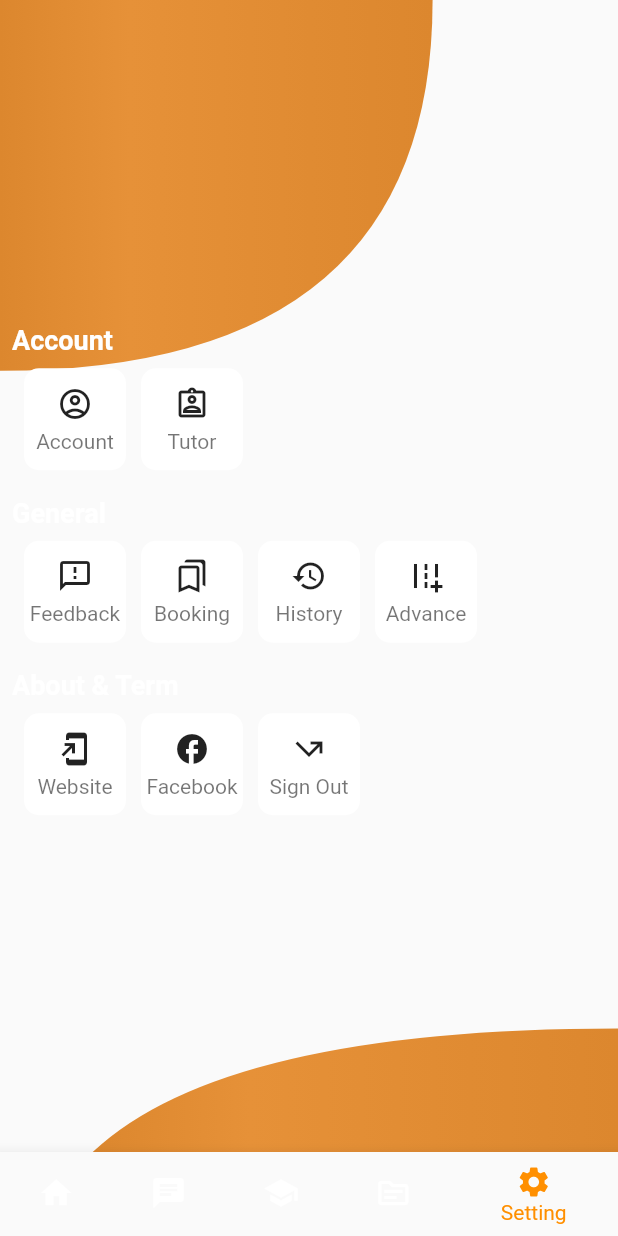
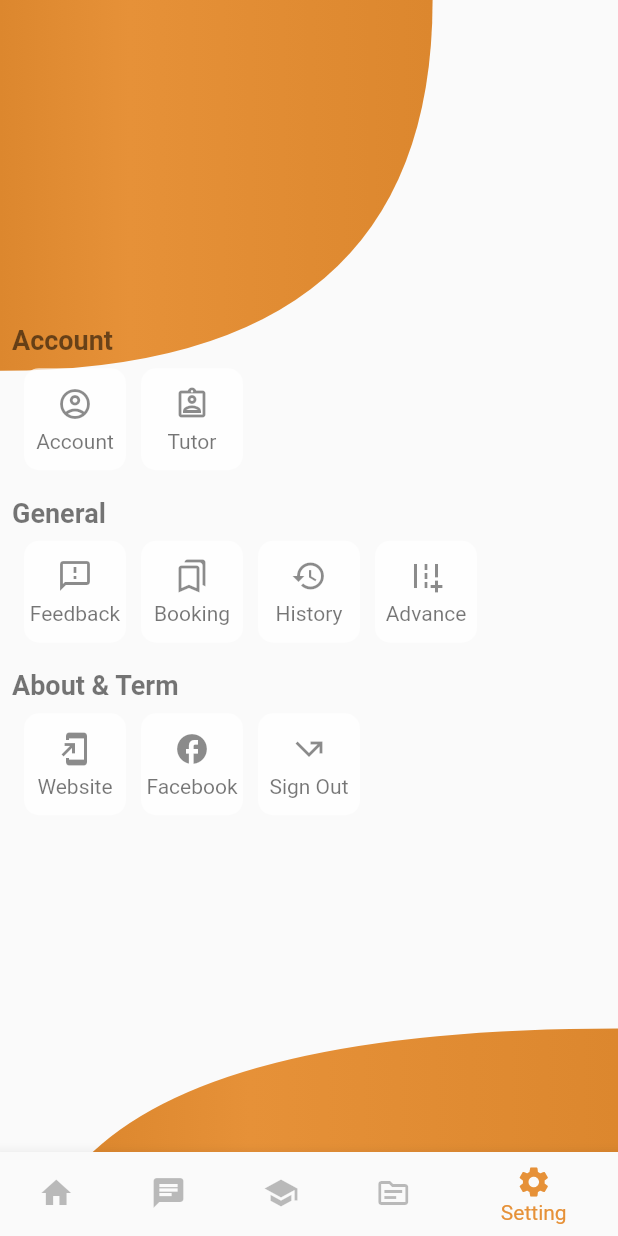
Before and after one commit to phamvmnhut/lettutor, a Flutter app: the HomeUI screen opened by its route, item 5 of the bottom bar chosen, on a phone screen of 412 x 824 dp. Run offline on Flutter 3.47's test engine with Material 2 defaults, Android fonts, the phone set to English and light mode, and no system bars; our stand-ins replace expandable, flutter_rating_bar, flutter_svg, get, get_storage, keyboard_dismisser and 3 more; accounts and stored records are empty; network calls fail; statements that could not run were skipped.

Commit message:
update theme color

```diff
--- a/lib/constants/app_theme.dart
+++ b/lib/constants/app_theme.dart
@@ -15,12 +15,11 @@ final ThemeData themeData = ThemeData.light().copyWith(
   brightness: Brightness.light,
   primaryColorBrightness: Brightness.light,
   accentColorBrightness: Brightness.light,
-  cardColor: Colors.white,
+  cardColor: Colors.white70,
   buttonColor: Colors.white70,
-  disabledColor: Colors.white30,
+  disabledColor: Colors.black26,
   backgroundColor: Colors.white54,
   indicatorColor: AppColors.mainColor[800],
-
   textTheme: TextTheme(
     headline1: TextStyle(),
     headline2: TextStyle(fontSize: 22),
@@ -39,24 +38,28 @@ final ThemeData themeData = ThemeData.light().copyWith(
       fontSize: 20,
       fontWeight: FontWeight.bold,
     ),
-    button: TextStyle(color: Colors.white, fontSize: 16),
+    button: TextStyle(color: Colors.white70, fontSize: 16),
     // normal
     bodyText2: TextStyle(
       // small button
       color: Colors.white70,
       fontSize: 14,
     ),
+  ).apply(
+    bodyColor: Colors.black87,
+    displayColor: Colors.black54,
   ),
   elevatedButtonTheme: ElevatedButtonThemeData(
     style: ElevatedButton.styleFrom(
-      primary: AppColors.mainColor[500],
-      elevation: 0.0,
+      primary: AppColors.mainColor[600],
       shape: const RoundedRectangleBorder(
         borderRadius: BorderRadius.all(Radius.circular(15)),
       ),
-      shadowColor: AppColors.mainColor[700],
       textStyle: TextStyle(fontSize: 14),
     ),
+  ),
+  iconTheme: IconThemeData(
+    color: Colors.black45
   ),
 );
 
@@ -70,7 +73,7 @@ final ThemeData themeDataDark = ThemeData.dark().copyWith(
   brightness: Brightness.dark,
   primaryColorBrightness: Brightness.dark,
   accentColorBrightness: Brightness.dark,
-  cardColor: Colors.black,
+  cardColor: Colors.black87,
   buttonColor: Colors.black54,
   disabledColor: Colors.black45,
   backgroundColor: Colors.black38,
@@ -94,21 +97,27 @@ final ThemeData themeDataDark = ThemeData.dark().copyWith(
       fontSize: 20,
       fontWeight: FontWeight.bold,
     ),
-    button: TextStyle(color: Colors.black, fontSize: 16),
+    button: TextStyle(color: Colors.black87, fontSize: 16),
     // normal
     bodyText2: TextStyle(
       // small button
       color: Colors.black87,
       fontSize: 14,
     ),
+  ).apply(
+    bodyColor: Colors.white54,
+    displayColor: Colors.white70,
   ),
   elevatedButtonTheme: ElevatedButtonThemeData(
     style: ElevatedButton.styleFrom(
-      primary: AppColors.mainColor[900],
+      primary: AppColors.mainColor[700],
       shape: const RoundedRectangleBorder(
         borderRadius: BorderRadius.all(Radius.circular(15)),
       ),
       textStyle: TextStyle(fontSize: 14),
     ),
   ),
+  iconTheme: IconThemeData(
+      color: Colors.white60
+  ),
 );
--- a/lib/ui/course/comp/course_card.dart
+++ b/lib/ui/course/comp/course_card.dart
@@ -8,8 +8,7 @@ import 'package:lettutor/utils/ex.dart';
 import 'package:lettutor/utils/routes/routes.dart';
 
 class CourseCard extends StatefulWidget {
-  CourseCard({Key? key, required this.course})
-      : super(key: key);
+  CourseCard({Key? key, required this.course}) : super(key: key);
   final CourseModel course;
 
   @override
@@ -78,8 +77,10 @@ class _State extends State<CourseCard> {
                       var controller =
                           ExpandableController.of(context, required: true)!;
                       return TextButton(
-                        child:
-                            Text(controller.expanded ? "Collapse" : "Expand"),
+                        child: Text(
+                          controller.expanded ? "Collapse" : "Expand",
+                          style: Theme.of(context).textTheme.caption,
+                        ),
                         onPressed: () {
                           controller.toggle();
                         },
@@ -91,7 +92,7 @@ class _State extends State<CourseCard> {
                       icon: Icon(Icons.library_add_check_outlined,
                           size: 16.0, color: bgColor),
                       label: Text('Learn'),
-                      onPressed: ( ){}),
+                      onPressed: () {}),
                 ],
               ),
               SizedBox(height: 10),
--- a/lib/ui/home/home.dart
+++ b/lib/ui/home/home.dart
@@ -31,12 +31,14 @@ class _HomeUIState extends State<HomeUI> {
 
   @override
   Widget build(BuildContext context) {
+    Color disabledColor = Theme.of(context).disabledColor;
+    Color primaryColor = Theme.of(context).primaryColor;
     return Scaffold(
       body: Center(
         child:_widgetOptions.elementAt(_selectedIndex),
       ),
       bottomNavigationBar: BottomNavigationBar(
-        items: const <BottomNavigationBarItem>[
+        items: <BottomNavigationBarItem>[
           BottomNavigationBarItem(
             icon: Icon(Icons.home),
             label: 'Home',
@@ -59,7 +61,8 @@ class _HomeUIState extends State<HomeUI> {
           ),
         ],
         currentIndex: _selectedIndex,
-        selectedItemColor: Colors.amber[800],
+        unselectedItemColor: disabledColor,
+        selectedItemColor: primaryColor,
         onTap: _onItemTapped,
       ),
     );
--- a/lib/ui/tutor_gen/comp/tutor_gen_header.dart
+++ b/lib/ui/tutor_gen/comp/tutor_gen_header.dart
@@ -10,7 +10,7 @@ class TutorGenHeader extends StatelessWidget {
     Color priColor = Theme.of(context).primaryColor;
     TextTheme textTheme = Theme.of(context).textTheme;
     return Container(
-      color: priColor.lighter(lightness: 70),
+      color: priColor,
       height: 200,
       width: double.infinity,
       child: Center(
--- a/lib/ui/tutor_gen/tutor_gen.dart
+++ b/lib/ui/tutor_gen/tutor_gen.dart
@@ -37,7 +37,11 @@ class TutorGenUI extends StatelessWidget {
                           TextButton(
                               onPressed: () {
                                 tutorCtrl.navigateSearch("");
-                              }, child: Text("Search more"))
+                              },
+                              child: Text(
+                                "Search more",
+                                style: Theme.of(context).textTheme.caption,
+                              ))
                         ],
                       ),
                       SizedBox(height: 10),
```
